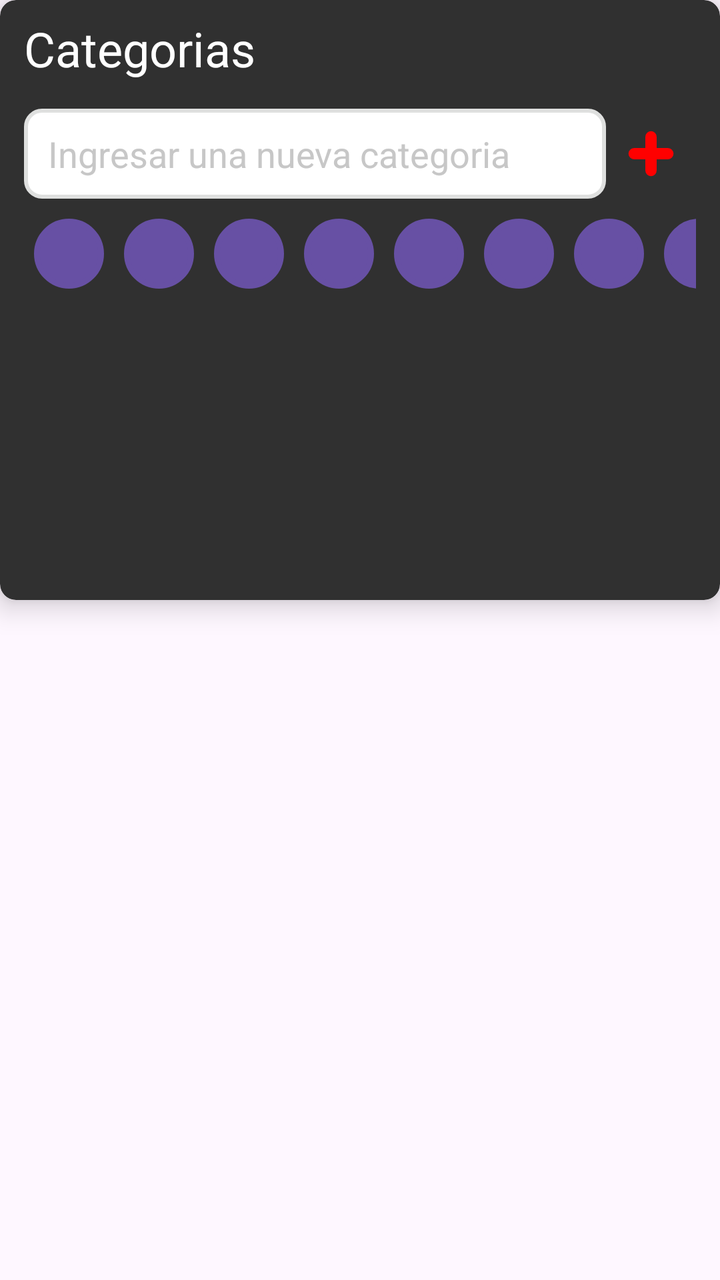
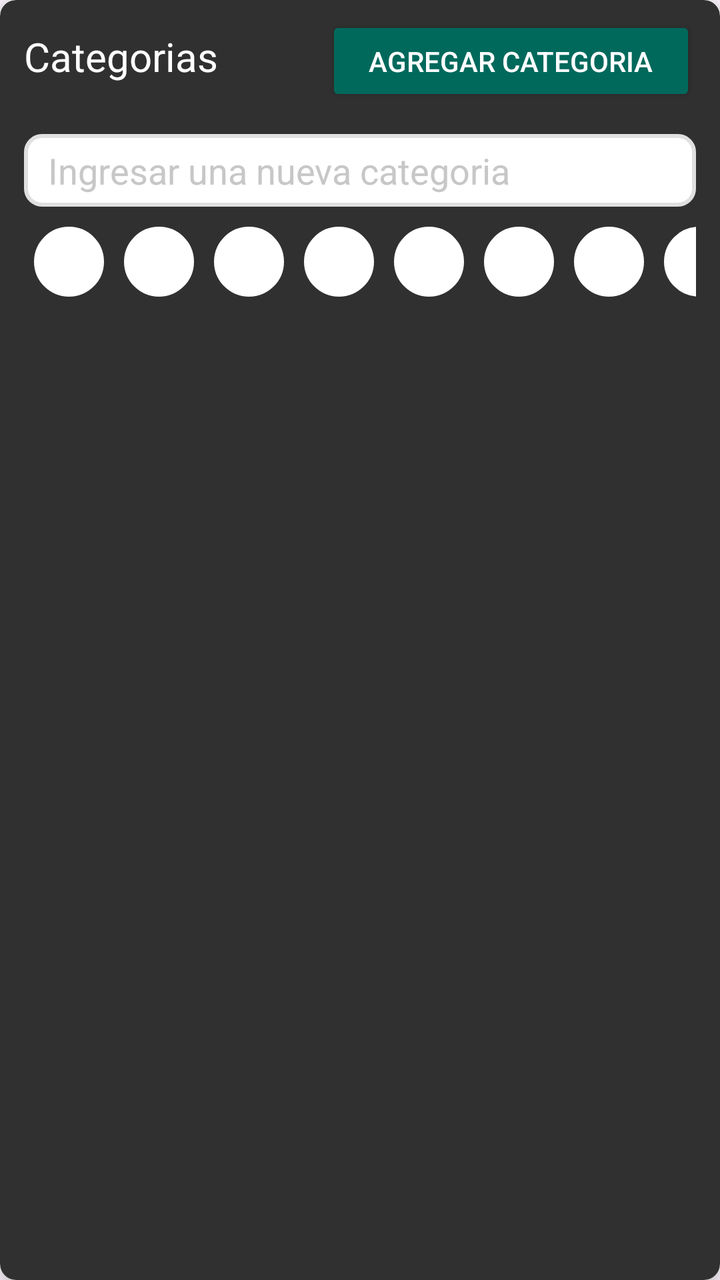

Before-and-after screenshots of an Android layout around one commit, followed by the original layout XML and the change that was made.
<!-- AndroidManifest.xml: application theme Theme.NotasApp -->
<!-- res/layout/bottom_shet_dialog.xml -->
<?xml version="1.0" encoding="utf-8"?>
<LinearLayout xmlns:android="http://schemas.android.com/apk/res/android"
    android:layout_width="match_parent"
    android:layout_height="match_parent"
    xmlns:app="http://schemas.android.com/apk/res-auto"
    xmlns:tools="http://schemas.android.com/tools">

    <androidx.cardview.widget.CardView
        android:layout_width="match_parent"
        android:layout_height="300dp"
        android:backgroundTint="#303030"
        app:cardCornerRadius="8dp"
        app:cardElevation="8dp"
        >
        <LinearLayout
            android:layout_width="match_parent"
            android:layout_height="match_parent"
            android:orientation="vertical"
            >
            <TextView
                android:layout_width="wrap_content"
                android:layout_height="wrap_content"
                android:layout_marginHorizontal="12dp"
                android:layout_marginVertical="8dp"
                android:text="Categorias"
                android:textColor="@color/white"
                android:textSize="24dp"
                />
            <LinearLayout
                android:layout_marginTop="6dp"
                android:layout_marginHorizontal="12dp"
                android:layout_width="match_parent"
                android:layout_height="wrap_content">

                <EditText
                    android:id="@+id/etCategory"
                    android:layout_width="wrap_content"
                    android:layout_height="match_parent"
                    android:textColor="@color/black"
                    android:background="@drawable/backgroun_et"
                    android:paddingHorizontal="12dp"
                    android:paddingVertical="6dp"
                    android:textColorHint="#C7C7C7"
                    android:hint="Ingresar una nueva categoria"
                    android:layout_weight="2"
                    />
                <ImageView
                    android:id="@+id/ivSaveCategory"
                    android:layout_width="45dp"
                    android:layout_height="45dp"
                    android:src="@drawable/plus"
                    app:tint="#FF0000" />
            </LinearLayout>
            <LinearLayout
                android:layout_width="match_parent"
                android:layout_height="wrap_content"
                android:layout_marginTop="10dp"
                android:paddingHorizontal="12dp"
                >
                <Button
                    android:id="@+id/color1"
                    android:layout_width="35dp"
                    android:layout_height="35dp"
                    android:background="@drawable/selector_color"
                    android:layout_marginHorizontal="5dp"
                    />
                <Button
                    android:id="@+id/color2"
                    android:layout_width="35dp"
                    android:layout_height="35dp"
                    android:background="@drawable/selector_color"
                    android:layout_marginHorizontal="5dp"

                    />
                <Button
                    android:id="@+id/color3"
                    android:layout_width="35dp"
                    android:layout_height="35dp"
                    android:background="@drawable/selector_color"
                    android:layout_marginHorizontal="5dp"

                    />
                <Button
                    android:id="@+id/color4"
                    android:layout_width="35dp"
                    android:layout_height="35dp"
                    android:background="@drawable/selector_color"
                    android:layout_marginHorizontal="5dp"

                    />
                <Button
                    android:id="@+id/color5"
                    android:layout_width="35dp"
                    android:layout_height="35dp"
                    android:background="@drawable/selector_color"
                    android:layout_marginHorizontal="5dp"

                    />
                <Button
                    android:id="@+id/color6"
                    android:layout_width="35dp"
                    android:layout_height="35dp"
                    android:background="@drawable/selector_color"
                    android:layout_marginHorizontal="5dp"
                    />
                <Button
                    android:id="@+id/color7"
                    android:layout_width="35dp"
                    android:layout_height="35dp"
                    android:background="@drawable/selector_color"
                    android:layout_marginHorizontal="5dp"
                    />
                <Button
                    android:id="@+id/color8"
                    android:layout_width="35dp"
                    android:layout_height="35dp"
                    android:background="@drawable/selector_color"
                    android:layout_marginHorizontal="5dp" />

            </LinearLayout>

            <LinearLayout
                android:layout_width="match_parent"
                android:layout_height="wrap_content"
                android:layout_marginTop="12dp"
                android:orientation="horizontal"
                android:padding="12dp"
                >
                <androidx.recyclerview.widget.RecyclerView
                    android:id="@+id/sv_categorias"
                    android:layout_width="match_parent"
                    android:layout_height="match_parent"
                    tools:listitem="@layout/items_categorias"
                    >

                </androidx.recyclerview.widget.RecyclerView>

            </LinearLayout>

        </LinearLayout>
    </androidx.cardview.widget.CardView>

</LinearLayout>
<!-- res/layout/items_categorias.xml (included above) -->
<?xml version="1.0" encoding="utf-8"?>
<androidx.cardview.widget.CardView xmlns:android="http://schemas.android.com/apk/res/android"
    android:id="@+id/cv_Container"
    android:layout_width="match_parent"
    android:layout_height="50dp"
    xmlns:app="http://schemas.android.com/apk/res-auto"
    app:cardCornerRadius="15dp"
    android:layout_margin="6dp"
    >

    <LinearLayout
        android:layout_width="match_parent"
        android:layout_height="match_parent"
        android:padding="8dp"
        android:gravity="center"
        >
        <TextView
            android:id="@+id/et_Categoria"
            android:textSize="14dp"
            android:layout_width="wrap_content"
            android:layout_height="wrap_content"
            android:text="Categoria"
            android:textColor="#5F5F5F"
            android:textStyle="bold"

            />
    </LinearLayout>
</androidx.cardview.widget.CardView>
<!-- resources referenced by this layout -->
<resources>
  <color name="black">#FF000000</color>
  <color name="white">#FFFFFFFF</color>
  <!-- drawable backgroun_et (drawable) -->
  <?xml version="1.0" encoding="utf-8"?>
  <shape xmlns:android="http://schemas.android.com/apk/res/android"
      android:shape="rectangle"
  
      >
  
      <stroke android:color="@color/ColorSecundario"
                  android:width="2dp"
          >
      </stroke>
  
      <solid
          android:color="@color/white"
          />
  
      <corners
          android:radius="8dp"
          />
  </shape>
  <!-- drawable plus (drawable) -->
  <vector xmlns:android="http://schemas.android.com/apk/res/android" android:width="24dp" android:height="24dp" android:viewportWidth="24" android:viewportHeight="24" android:tint="?attr/colorControlNormal"><path android:fillColor="@android:color/white" android:pathData="M16.5,10.5h-3v-3a1.5,1.5,0,0,0-3,0v3h-3a1.5,1.5,0,0,0,0,3h3v3a1.5,1.5,0,0,0,3,0v-3h3a1.5,1.5,0,0,0,0-3Z"/></vector>
  <!-- drawable selector_color (drawable) -->
  <?xml version="1.0" encoding="utf-8"?>
  <shape xmlns:android="http://schemas.android.com/apk/res/android"
      android:shape="oval"
      >
  
      <stroke android:color="@color/black"
          android:width="3dp"
          />
  
  
  </shape>
  <style name="Theme.NotasApp" parent="Base.Theme.NotasApp" />
  <color name="ColorSecundario">#dfe0df</color>
  <style name="Base.Theme.NotasApp" parent="Theme.Material3.DayNight.NoActionBar">
          
          
          <item name="android:windowAnimationStyle">@null</item>
      </style>
</resources>

<!-- the commit's change to res/layout/bottom_shet_dialog.xml (unified diff, before → after) -->
@@ -1,121 +1,141 @@
 <?xml version="1.0" encoding="utf-8"?>
 <LinearLayout xmlns:android="http://schemas.android.com/apk/res/android"
+    xmlns:app="http://schemas.android.com/apk/res-auto"
+    xmlns:tools="http://schemas.android.com/tools"
     android:layout_width="match_parent"
-    android:layout_height="match_parent"
-    xmlns:app="http://schemas.android.com/apk/res-auto"
-    xmlns:tools="http://schemas.android.com/tools">
+    android:layout_height="match_parent">
 
     <androidx.cardview.widget.CardView
         android:layout_width="match_parent"
-        android:layout_height="300dp"
+        android:layout_height="match_parent"
         android:backgroundTint="#303030"
         app:cardCornerRadius="8dp"
-        app:cardElevation="8dp"
-        >
+        app:cardElevation="8dp">
+
         <LinearLayout
             android:layout_width="match_parent"
             android:layout_height="match_parent"
-            android:orientation="vertical"
-            >
-            <TextView
-                android:layout_width="wrap_content"
+            android:orientation="vertical">
+
+            <LinearLayout
+                android:layout_width="match_parent"
+                android:layout_height="wrap_content"
+                android:orientation="horizontal"
+                >
+
+                <TextView
+                    android:layout_width="wrap_content"
+                    android:layout_height="wrap_content"
+                    android:layout_marginHorizontal="12dp"
+                    android:layout_marginVertical="8dp"
+                    android:text="Categorias"
+                    android:textColor="@color/white"
+                    android:textSize="20dp"
+                    android:layout_weight="1"
+                    />
+
+                <androidx.appcompat.widget.AppCompatButton
+                    android:id="@+id/ivSaveCategory"
+                    android:layout_width="185dp"
+                    android:layout_height="45dp"
+                    android:layout_marginVertical="8dp"
+                    android:layout_marginHorizontal="12dp"
+                    android:textColor="@color/white"
+                    app:tint="#FF0000"
+                    android:text="Agregar Categoria"
+                    android:backgroundTint="#00695C"
+                    />
+
+            </LinearLayout>
+
+            <LinearLayout
+                android:layout_width="match_parent"
                 android:layout_height="wrap_content"
                 android:layout_marginHorizontal="12dp"
-                android:layout_marginVertical="8dp"
-                android:text="Categorias"
-                android:textColor="@color/white"
-                android:textSize="24dp"
-                />
-            <LinearLayout
-                android:layout_marginTop="6dp"
-                android:layout_marginHorizontal="12dp"
-                android:layout_width="match_parent"
-                android:layout_height="wrap_content">
+                android:layout_marginTop="6dp">
 
                 <EditText
                     android:id="@+id/etCategory"
                     android:layout_width="wrap_content"
                     android:layout_height="match_parent"
-                    android:textColor="@color/black"
+                    android:layout_weight="2"
                     android:background="@drawable/backgroun_et"
+                    android:hint="Ingresar una nueva categoria"
                     android:paddingHorizontal="12dp"
                     android:paddingVertical="6dp"
-                    android:textColorHint="#C7C7C7"
-                    android:hint="Ingresar una nueva categoria"
-                    android:layout_weight="2"
-                    />
-                <ImageView
-                    android:id="@+id/ivSaveCategory"
-                    android:layout_width="45dp"
-                    android:layout_height="45dp"
-                    android:src="@drawable/plus"
-                    app:tint="#FF0000" />
+                    android:textColor="@color/black"
+                    android:textColorHint="#C7C7C7" />
             </LinearLayout>
+
             <LinearLayout
                 android:layout_width="match_parent"
                 android:layout_height="wrap_content"
                 android:layout_marginTop="10dp"
-                android:paddingHorizontal="12dp"
-                >
-                <Button
+                android:paddingHorizontal="12dp">
+
+                <ImageButton
                     android:id="@+id/color1"
                     android:layout_width="35dp"
                     android:layout_height="35dp"
+                    android:layout_marginHorizontal="5dp"
                     android:background="@drawable/selector_color"
-                    android:layout_marginHorizontal="5dp"
-                    />
-                <Button
+                    android:backgroundTint="@color/white" />
+
+                <ImageButton
                     android:id="@+id/color2"
                     android:layout_width="35dp"
                     android:layout_height="35dp"
+                    android:layout_marginHorizontal="5dp"
                     android:background="@drawable/selector_color"
-                    android:layout_marginHorizontal="5dp"
+                    android:backgroundTint="@color/white" />
 
-                    />
-                <Button
+                <ImageButton
                     android:id="@+id/color3"
                     android:layout_width="35dp"
                     android:layout_height="35dp"
+                    android:layout_marginHorizontal="5dp"
                     android:background="@drawable/selector_color"
-                    android:layout_marginHorizontal="5dp"
+                    android:backgroundTint="@color/white" />
 
-                    />
-                <Button
+                <ImageButton
                     android:id="@+id/color4"
                     android:layout_width="35dp"
                     android:layout_height="35dp"
+                    android:layout_marginHorizontal="5dp"
                     android:background="@drawable/selector_color"
-                    android:layout_marginHorizontal="5dp"
+                    android:backgroundTint="@color/white" />
 
-                    />
-                <Button
+                <ImageButton
                     android:id="@+id/color5"
                     android:layout_width="35dp"
                     android:layout_height="35dp"
+                    android:layout_marginHorizontal="5dp"
                     android:background="@drawable/selector_color"
-                    android:layout_marginHorizontal="5dp"
+                    android:backgroundTint="@color/white" />
 
-                    />
-                <Button
+                <ImageButton
                     android:id="@+id/color6"
                     android:layout_width="35dp"
                     android:layout_height="35dp"
+                    android:layout_marginHorizontal="5dp"
                     android:background="@drawable/selector_color"
-                    android:layout_marginHorizontal="5dp"
-                    />
-                <Button
+                    android:backgroundTint="@color/white" />
+
+                <ImageButton
                     android:id="@+id/color7"
                     android:layout_width="35dp"
                     android:layout_height="35dp"
+                    android:layout_marginHorizontal="5dp"
                     android:background="@drawable/selector_color"
-                    android:layout_marginHorizontal="5dp"
-                    />
-                <Button
+                    android:backgroundTint="@color/white" />
+
+                <ImageButton
                     android:id="@+id/color8"
                     android:layout_width="35dp"
                     android:layout_height="35dp"
+                    android:layout_marginHorizontal="5dp"
                     android:background="@drawable/selector_color"
-                    android:layout_marginHorizontal="5dp" />
+                    android:backgroundTint="@color/white" />
 
             </LinearLayout>
 
@@ -124,14 +144,13 @@
                 android:layout_height="wrap_content"
                 android:layout_marginTop="12dp"
                 android:orientation="horizontal"
-                android:padding="12dp"
-                >
+                android:padding="12dp">
+
                 <androidx.recyclerview.widget.RecyclerView
                     android:id="@+id/sv_categorias"
                     android:layout_width="match_parent"
                     android:layout_height="match_parent"
-                    tools:listitem="@layout/items_categorias"
-                    >
+                    tools:listitem="@layout/items_categorias">
 
                 </androidx.recyclerview.widget.RecyclerView>
 
@@ -166,7 +185,14 @@
             android:text="Categoria"
             android:textColor="#5F5F5F"
             android:textStyle="bold"
-
+            />
+        <ImageView
+            android:id="@+id/iv_categorias"
+            android:layout_width="wrap_content"
+            android:layout_height="wrap_content"
+            android:src="@drawable/check_ic"
+            app:tint="#00695C"
+            android:visibility="gone"
             />
     </LinearLayout>
 </androidx.cardview.widget.CardView>
<!-- resource entries referenced after the edit -->
@@ -22,8 +22,12 @@
           android:radius="8dp"
           />
   </shape>
-  <!-- drawable plus (drawable) -->
-  <vector xmlns:android="http://schemas.android.com/apk/res/android" android:width="24dp" android:height="24dp" android:viewportWidth="24" android:viewportHeight="24" android:tint="?attr/colorControlNormal"><path android:fillColor="@android:color/white" android:pathData="M16.5,10.5h-3v-3a1.5,1.5,0,0,0-3,0v3h-3a1.5,1.5,0,0,0,0,3h3v3a1.5,1.5,0,0,0,3,0v-3h3a1.5,1.5,0,0,0,0-3Z"/></vector>
+  <!-- drawable check_ic (drawable) -->
+  <vector android:height="24dp" android:tint="#000000"
+      android:viewportHeight="24" android:viewportWidth="24"
+      android:width="24dp" xmlns:android="http://schemas.android.com/apk/res/android">
+      <path android:fillColor="@android:color/white" android:pathData="M9,16.17L4.83,12l-1.42,1.41L9,19 21,7l-1.41,-1.41z"/>
+  </vector>
   <!-- drawable selector_color (drawable) -->
   <?xml version="1.0" encoding="utf-8"?>
   <shape xmlns:android="http://schemas.android.com/apk/res/android"
